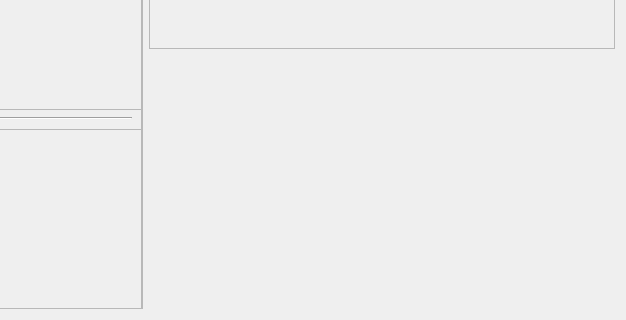
Old version of the form src/qt/forms/overviewpage.ui in the repository SecureCloudCoin/securecloudcoin; both pictures show x 334 to 960 and y 295 to 615 of the 960 by 615 pixel window.
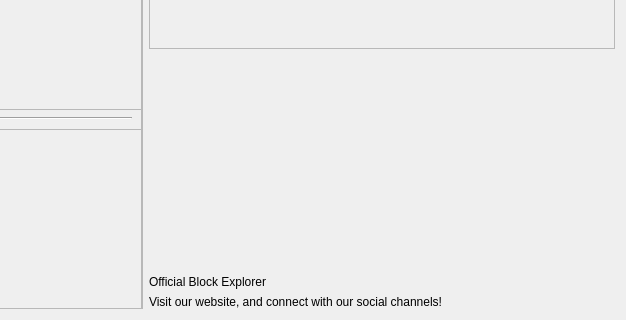
New version of the form.

Commit message: add official links

What changed in the file:
```diff
--- a/src/qt/forms/overviewpage.ui
+++ b/src/qt/forms/overviewpage.ui
@@ -1529,6 +1529,32 @@
          </property>
         </spacer>
        </item>
+       <item>
+        <widget class="QLabel" name="blockexplorer">
+         <property name="cursor">
+          <cursorShape>PointingHandCursor</cursorShape>
+         </property>
+         <property name="text">
+          <string>Official Block Explorer</string>
+         </property>
+         <property name="openExternalLinks">
+          <bool>true</bool>
+         </property>
+        </widget>
+       </item>
+       <item>
+        <widget class="QLabel" name="website">
+         <property name="cursor">
+          <cursorShape>PointingHandCursor</cursorShape>
+         </property>
+         <property name="text">
+          <string>Visit our website, and connect with our social channels!</string>
+         </property>
+         <property name="openExternalLinks">
+          <bool>true</bool>
+         </property>
+        </widget>
+       </item>
       </layout>
      </item>
     </layout>
```
The commit also changes 1 other file.
